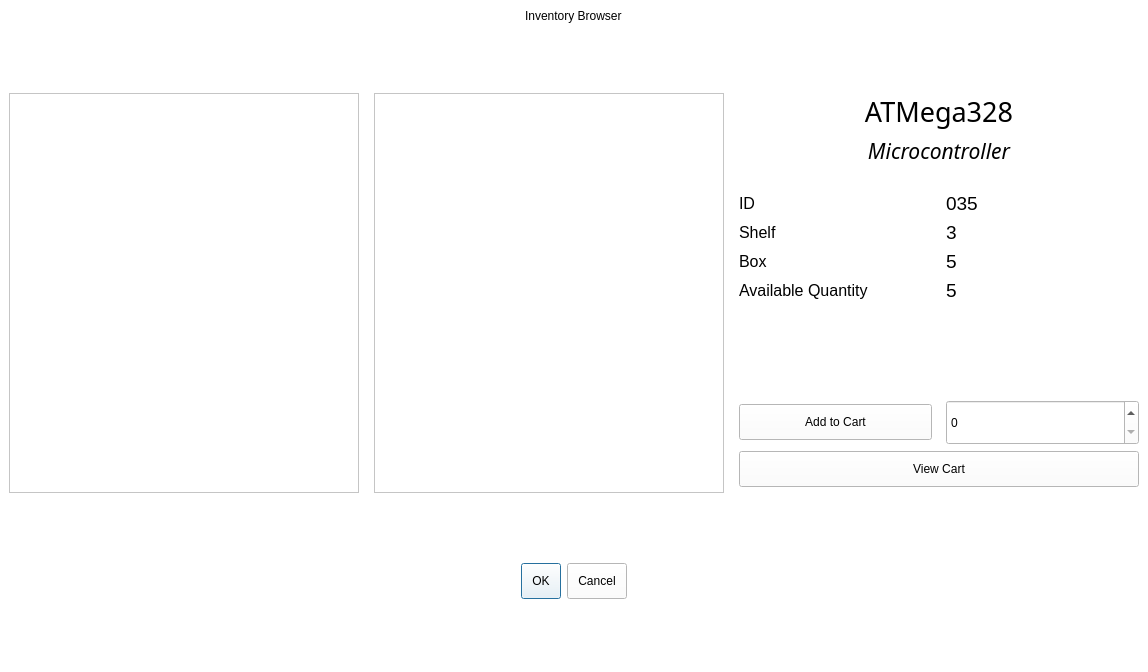
arc-bphc/sims-gui, file inventory.ui: the form before one commit.
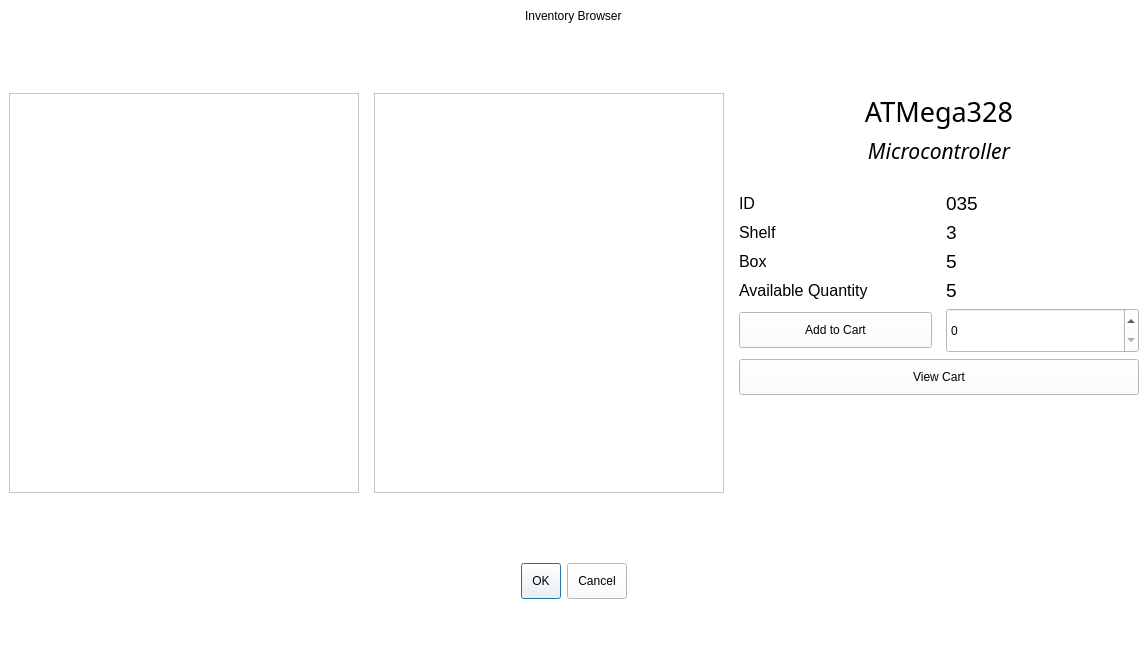
The form after the commit. Icons and pictures are not drawn.

The edit to the form file:
```diff
--- a/inventory.ui
+++ b/inventory.ui
@@ -167,7 +167,7 @@
           </property>
          </widget>
         </item>
-        <item row="8" column="0">
+        <item row="7" column="0">
          <widget class="QPushButton" name="addToCartButton">
           <property name="text">
            <string>Add to Cart</string>
@@ -241,7 +241,7 @@
           </property>
          </widget>
         </item>
-        <item row="8" column="1">
+        <item row="7" column="1">
          <widget class="QSpinBox" name="qtySpinBox">
           <property name="minimumSize">
            <size>
@@ -301,26 +301,13 @@
           </property>
          </widget>
         </item>
-        <item row="9" column="0" colspan="2">
+        <item row="8" column="0" colspan="2">
          <widget class="QPushButton" name="cartButton">
           <property name="text">
            <string>View Cart</string>
           </property>
          </widget>
         </item>
-        <item row="7" column="1">
-         <spacer name="verticalSpacer_4">
-          <property name="orientation">
-           <enum>Qt::Vertical</enum>
-          </property>
-          <property name="sizeHint" stdset="0">
-           <size>
-            <width>20</width>
-            <height>40</height>
-           </size>
-          </property>
-         </spacer>
-        </item>
        </layout>
       </item>
       <item row="6" column="0" colspan="3">
```
